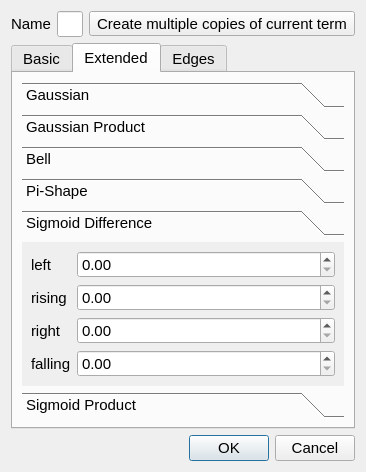
Qt form qtfuzzylite/ui/Term.ui (fuzzylite/fuzzylite) before a commit.
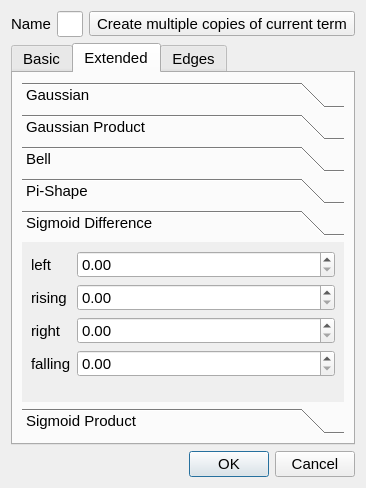
The same form after that commit. The open tabs and pages were chosen to show the change. Icons and pictures are not drawn.

Commit message: Few aesthetic details. Fixing Term in qtfuzzylite

Patch:
```diff
--- a/qtfuzzylite/ui/Term.ui
+++ b/qtfuzzylite/ui/Term.ui
@@ -6,8 +6,8 @@
    <rect>
     <x>0</x>
     <y>0</y>
-    <width>237</width>
-    <height>472</height>
+    <width>240</width>
+    <height>488</height>
    </rect>
   </property>
   <property name="sizePolicy">
@@ -565,6 +565,14 @@
             </layout>
            </widget>
            <widget class="QWidget" name="page_8">
+            <property name="geometry">
+             <rect>
+              <x>0</x>
+              <y>0</y>
+              <width>198</width>
+              <height>165</height>
+             </rect>
+            </property>
             <attribute name="label">
              <string>Sigmoid Difference</string>
             </attribute>
```
Left out of the diff: 88 changed lines with no effect on the pictures. Lines whose indentation alone changed are shown as unchanged. The commit also changes 4 other files.
